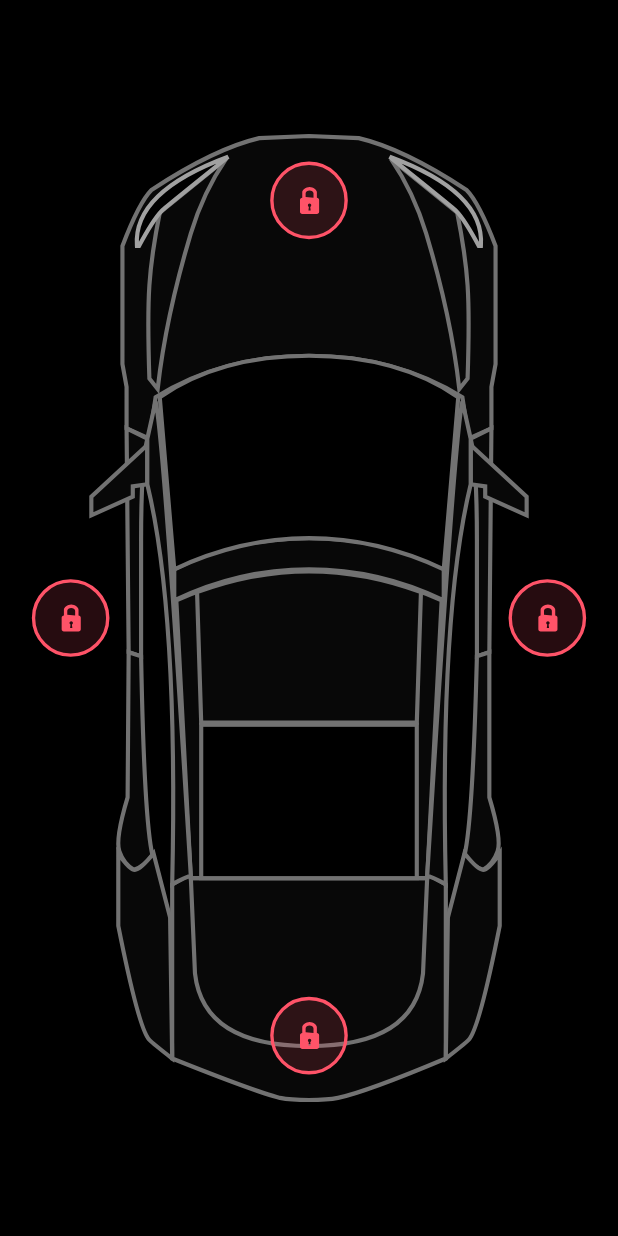
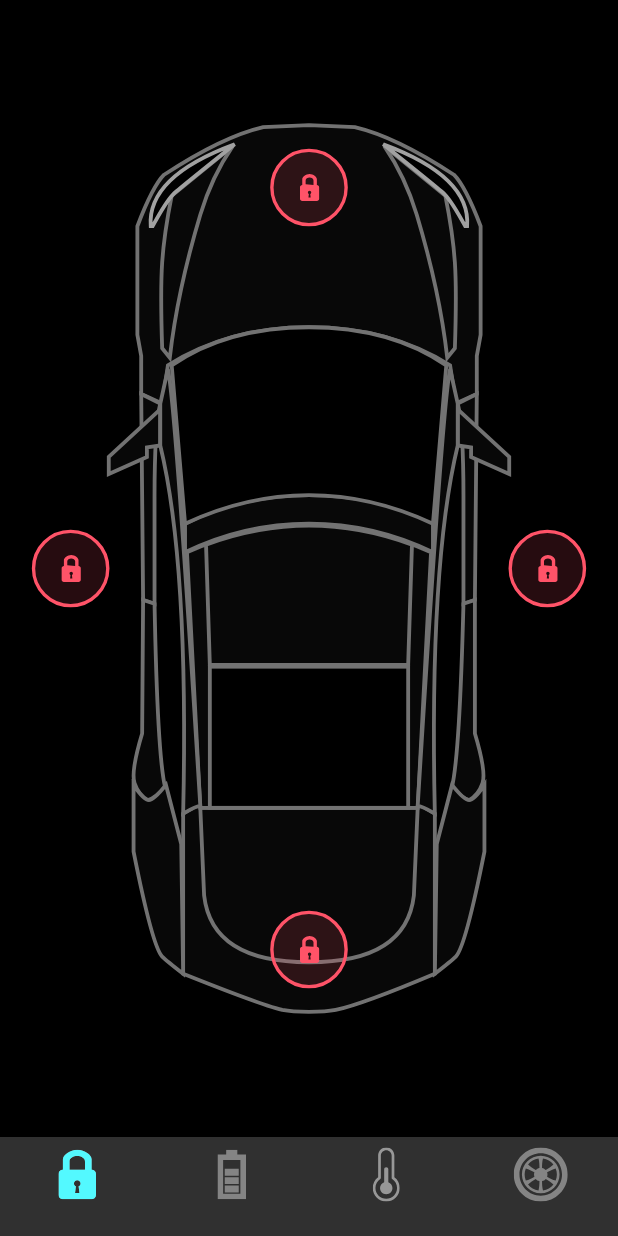
Before and after one commit to giovannicampagnolo/Tesla-Control-App, a Flutter app: the screen it shows after launch, on a phone screen of 412 x 824 dp. Run offline on Flutter 3.47's test engine with Material 2 defaults, Android fonts, the phone set to English and light mode, and no system bars; our stand-ins replace flutter_svg.

Commit message:
Create Navigation Bottom Bar

```diff
--- a/lib/screens/home_screen.dart
+++ b/lib/screens/home_screen.dart
@@ -4,6 +4,7 @@ import 'package:tesla_animated_app/home_controller.dart';
 import 'package:tesla_animated_app/widgets/door_lock.dart';
 
 import '../constanins.dart';
+import '../widgets/tesla_bottom_navigation_bar.dart';
 
 class HomeScreen extends StatelessWidget {
   HomeScreen({Key? key}) : super(key: key);
@@ -16,6 +17,7 @@ class HomeScreen extends StatelessWidget {
         animation: _controller,
         builder: (context, snapshot) {
           return Scaffold(
+            bottomNavigationBar: TeslaBottomNavigationBar(),
             body: SafeArea(
               child: LayoutBuilder(builder: (context, constraint) {
                 return Stack(
--- /dev/null
+++ b/lib/widgets/tesla_bottom_navigation_bar.dart
@@ -0,0 +1,29 @@
+import 'package:flutter/material.dart';
+import 'package:flutter_svg/svg.dart';
+
+class TeslaBottomNavigationBar extends StatelessWidget {
+  TeslaBottomNavigationBar({Key? key}) : super(key: key);
+
+  List<String> navIcons = [
+    "assets/icons/Lock.svg",
+    "assets/icons/Charge.svg",
+    "assets/icons/Temp.svg",
+    "assets/icons/Tyre.svg",
+  ];
+
+  @override
+  Widget build(BuildContext context) {
+    return BottomNavigationBar(
+      type: BottomNavigationBarType.fixed,
+      items: List.generate(
+        navIcons.length,
+        (index) => BottomNavigationBarItem(
+          icon: SvgPicture.asset(
+            navIcons[index],
+          ),
+          label: "",
+        ),
+      ),
+    );
+  }
+}
```
